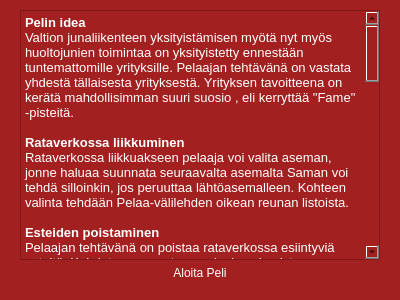
This is TrainGame/TrainGame/startwindow.ui in MilanFIN/TrainGame as Qt 5 draws it before an edit. The edited form follows.
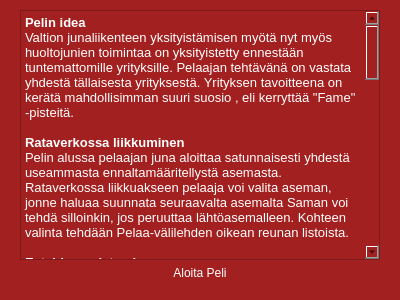
This is the edited form.

Commit message: pelin alun spawnauksen parannuksia ja suunnitteludokkarin päivitystä

What changed in the file:
```diff
--- a/TrainGame/TrainGame/startwindow.ui
+++ b/TrainGame/TrainGame/startwindow.ui
@@ -84,7 +84,7 @@
 &lt;p style=&quot; margin-top:0px; margin-bottom:0px; margin-left:0px; margin-right:0px; -qt-block-indent:0; text-indent:0px;&quot;&gt;Valtion junaliikenteen yksityistämisen myötä nyt myös huoltojunien toimintaa on yksityistetty ennestään tuntemattomille yrityksille. Pelaajan tehtävänä on vastata yhdestä tällaisesta yrityksestä. Yrityksen tavoitteena on kerätä mahdollisimman suuri suosio , eli kerryttää &amp;quot;Fame&amp;quot; -pisteitä.&lt;/p&gt;
 &lt;p style=&quot;-qt-paragraph-type:empty; margin-top:0px; margin-bottom:0px; margin-left:0px; margin-right:0px; -qt-block-indent:0; text-indent:0px;&quot;&gt;&lt;br /&gt;&lt;/p&gt;
 &lt;p style=&quot; margin-top:0px; margin-bottom:0px; margin-left:0px; margin-right:0px; -qt-block-indent:0; text-indent:0px;&quot;&gt;&lt;span style=&quot; font-weight:600;&quot;&gt;Rataverkossa liikkuminen&lt;/span&gt;&lt;/p&gt;
-&lt;p style=&quot; margin-top:0px; margin-bottom:0px; margin-left:0px; margin-right:0px; -qt-block-indent:0; text-indent:0px;&quot;&gt;Rataverkossa liikkuakseen pelaaja voi valita aseman, jonne haluaa suunnata seuraavalta asemalta Saman voi tehdä silloinkin, jos peruuttaa lähtöasemalleen. Kohteen valinta tehdään Pelaa-välilehden oikean reunan listoista. &lt;/p&gt;
+&lt;p style=&quot; margin-top:0px; margin-bottom:0px; margin-left:0px; margin-right:0px; -qt-block-indent:0; text-indent:0px;&quot;&gt;Pelin alussa pelaajan juna aloittaa satunnaisesti yhdestä useammasta ennaltamääritellystä asemasta. Rataverkossa liikkuakseen pelaaja voi valita aseman, jonne haluaa suunnata seuraavalta asemalta Saman voi tehdä silloinkin, jos peruuttaa lähtöasemalleen. Kohteen valinta tehdään Pelaa-välilehden oikean reunan listoista. &lt;/p&gt;
 &lt;p style=&quot;-qt-paragraph-type:empty; margin-top:0px; margin-bottom:0px; margin-left:0px; margin-right:0px; -qt-block-indent:0; text-indent:0px; font-weight:600;&quot;&gt;&lt;br /&gt;&lt;/p&gt;
 &lt;p style=&quot; margin-top:0px; margin-bottom:0px; margin-left:0px; margin-right:0px; -qt-block-indent:0; text-indent:0px;&quot;&gt;&lt;span style=&quot; font-weight:600;&quot;&gt;Esteiden poistaminen&lt;/span&gt;&lt;/p&gt;
 &lt;p style=&quot; margin-top:0px; margin-bottom:0px; margin-left:0px; margin-right:0px; -qt-block-indent:0; text-indent:0px;&quot;&gt;Pelaajan tehtävänä on poistaa rataverkossa esiintyviä esteitä. Kohdatessaan esteen pelaaja voi poistaa sen klikkaamalla pelinäkymää, jossa este on näkyvissä silloin, kun este on pelaajan ajaman huoltojunan lähellä. &lt;/p&gt;
```
Left out of the diff: 2 changed lines with no effect on the pictures. The commit also changes 4 other files.
